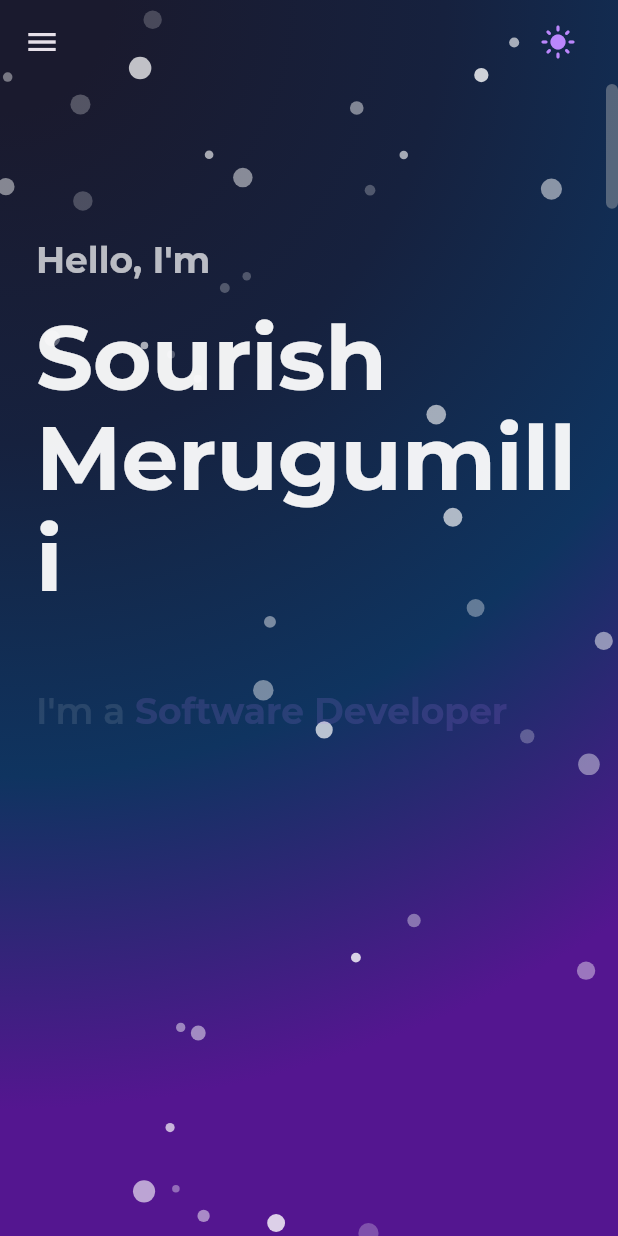
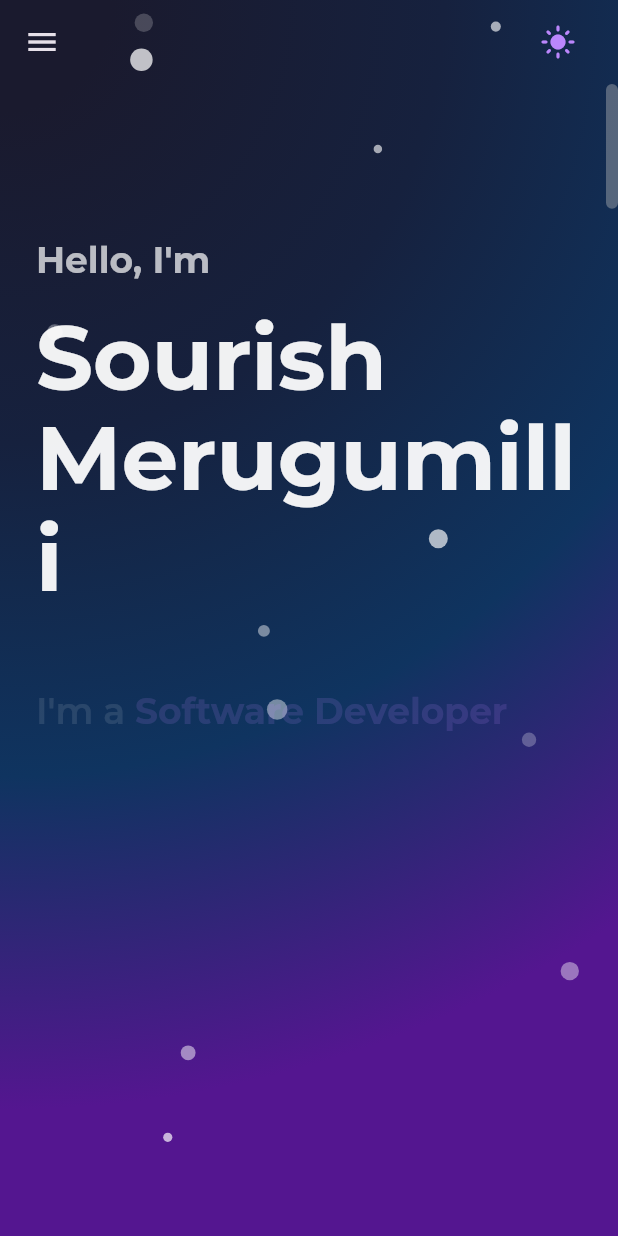
Before and after one commit to Sourish2003/online_portfolio, a Flutter app: the screen it shows after launch, after a tap on the "dark mode" icon, on a phone screen of 412 x 824 dp. Run offline on Flutter 3.47's test engine with Material 3 defaults, Android fonts, the phone set to English and light mode, and no system bars; drawn by our look-alikes of animated_text_kit; our stand-ins replace flutter_animate, flutter_staggered_animations, font_awesome_flutter, google_fonts, responsive_framework.

Commit message:
fix: perf, scroll & UI colour adaptability
• Performance
  - Optimized animations and particle effects
  - Added RepaintBoundary for better rendering
  - Reduced animation complexity on mobile

• Scrolling
  - Implemented smooth scrolling with ClampingScrollPhysics
  - Fixed navigation indicator tracking
  - Enhanced scroll momentum behavior

• UI Improvements
  - Made section headers theme-responsive
  - Fixed color contrast in light mode
  - Resolved late animation initialization bug

• Technical Details
  - Removed hardcoded white colors
  - Added proper theme inheritance
  - Optimized particle count and animation timing

```diff
--- a/lib/animations/animated_background.dart
+++ b/lib/animations/animated_background.dart
@@ -37,7 +37,6 @@ class _AnimatedBackgroundState extends State<AnimatedBackground>
       vsync: this,
       duration: const Duration(seconds: 3),
     )..repeat(reverse: true);
-
     _pulseAnimation = Tween<double>(begin: 1.0, end: 1.2).animate(
       CurvedAnimation(
         parent: _pulseController,
@@ -55,13 +54,17 @@ class _AnimatedBackgroundState extends State<AnimatedBackground>
   @override
   Widget build(BuildContext context) {
     final Size size = MediaQuery.of(context).size;
+    final isDesktop = MediaQuery.of(context).size.width > 900;
 
-    return MouseRegion(
-      onHover: (event) {
+    return RepaintBoundary(
+      child: MouseRegion(
+        onHover: isDesktop
+            ? (event) {
                 setState(() {
                   _mousePosition = event.position;
                 });
-      },
+              }
+            : null,
         child: Stack(
           children: [
             // Animated gradient background
@@ -87,15 +90,18 @@ class _AnimatedBackgroundState extends State<AnimatedBackground>
                 );
               },
             ),
-
             // Animated particles
             Positioned.fill(
-            child: AnimatedParticles(mousePosition: _mousePosition),
+              child: AnimatedParticles(
+                mousePosition: _mousePosition,
+                particleCount: isDesktop ? 24 : 12,
+                animationDuration: isDesktop ? const Duration(seconds: 12) : const Duration(seconds: 18),
               ),
-
+            ),
             // Content
             widget.child,
           ],
+        ),
       ),
     );
   }
@@ -103,10 +109,14 @@ class _AnimatedBackgroundState extends State<AnimatedBackground>
 
 class AnimatedParticles extends StatefulWidget {
   final Offset mousePosition;
+  final int particleCount;
+  final Duration animationDuration;
 
   const AnimatedParticles({
     super.key,
     required this.mousePosition,
+    this.particleCount = 24,
+    this.animationDuration = const Duration(seconds: 12),
   });
 
   @override
@@ -117,7 +127,6 @@ class _AnimatedParticlesState extends State<AnimatedParticles>
     with TickerProviderStateMixin {
   final List<Particle> _particles = [];
   late final AnimationController _animationController;
-  final int _particleCount = 40;
   final Random _random = Random();
 
   @override
@@ -125,11 +134,11 @@ class _AnimatedParticlesState extends State<AnimatedParticles>
     super.initState();
     _animationController = AnimationController(
       vsync: this,
-      duration: const Duration(seconds: 10),
+      duration: widget.animationDuration,
     )..repeat();
 
     // Initialize particles
-    for (int i = 0; i < _particleCount; i++) {
+    for (int i = 0; i < widget.particleCount; i++) {
       _particles.add(Particle(
         position: Offset(
           _random.nextDouble() * 1000,
@@ -137,7 +146,7 @@ class _AnimatedParticlesState extends State<AnimatedParticles>
         ),
         size: 2 + _random.nextDouble() * 6,
         opacity: 0.2 + _random.nextDouble() * 0.6,
-        speed: 0.2 + _random.nextDouble() * 0.8,
+        speed: 0.18 + _random.nextDouble() * 0.5,
         angle: _random.nextDouble() * math.pi * 2,
       ));
     }
@@ -152,8 +161,8 @@ class _AnimatedParticlesState extends State<AnimatedParticles>
   @override
   Widget build(BuildContext context) {
     final Size size = MediaQuery.of(context).size;
-
-    return AnimatedBuilder(
+    return RepaintBoundary(
+      child: AnimatedBuilder(
         animation: _animationController,
         builder: (context, child) {
           for (var particle in _particles) {
@@ -172,12 +181,12 @@ class _AnimatedParticlesState extends State<AnimatedParticles>
               particle.angle += (0.01 * (200 - distanceToMouse) / 200);
             }
           }
-
           return CustomPaint(
             painter: ParticlePainter(particles: _particles),
             size: Size.infinite,
           );
         },
+      ),
     );
   }
 }
--- a/lib/animations/animated_reveal.dart
+++ b/lib/animations/animated_reveal.dart
@@ -70,7 +70,8 @@ class _AnimatedRevealTextState extends State<AnimatedRevealText>
       return const SizedBox.shrink();
     }
 
-    return AnimatedBuilder(
+    return RepaintBoundary(
+      child: AnimatedBuilder(
         animation: _animation,
         builder: (context, child) {
           return ClipRect(
@@ -85,6 +86,7 @@ class _AnimatedRevealTextState extends State<AnimatedRevealText>
             ),
           );
         },
+      ),
     );
   }
 }
@@ -123,7 +125,8 @@ class _AnimatedRevealItemsState extends State<AnimatedRevealItems>
 
   @override
   Widget build(BuildContext context) {
-    return Column(
+    return RepaintBoundary(
+      child: Column(
         mainAxisAlignment: widget.mainAxisAlignment,
         crossAxisAlignment: widget.crossAxisAlignment,
         children: List.generate(
@@ -145,6 +148,7 @@ class _AnimatedRevealItemsState extends State<AnimatedRevealItems>
               ),
             );
           },
+        ),
       ),
     );
   }
--- a/lib/screens/home_screen.dart
+++ b/lib/screens/home_screen.dart
@@ -71,15 +71,30 @@ class _HomeScreenState extends State<HomeScreen> {
   }
 
   void _updateCurrentSectionFromScroll() {
-    // Update current section based on scroll position - optimized version
+    // Get the scrollable area height and current scroll position
+    final scrollBox = context.findRenderObject() as RenderBox?;
+    final scrollHeight = scrollBox?.size.height ?? 0;
+    final scrollOffset = _scrollController.offset;
+    final maxScrollExtent = _scrollController.position.maxScrollExtent;
+
+    // If at the very bottom, set to last section
+    if ((scrollOffset + 10) >= maxScrollExtent) {
+      if (_currentSection != _sectionKeys.length - 1) {
+        setState(() {
+          _currentSection = _sectionKeys.length - 1;
+        });
+      }
+      return;
+    }
+
+    // Otherwise, check which section is closest to the top
     for (int i = _sectionKeys.length - 1; i >= 0; i--) {
-      if (!_sectionKeys[i].currentContext.toString().contains('null')) {
-        final RenderBox box =
-        _sectionKeys[i].currentContext!.findRenderObject() as RenderBox;
+      final ctx = _sectionKeys[i].currentContext;
+      if (ctx != null) {
+        final RenderBox box = ctx.findRenderObject() as RenderBox;
         final position = box.localToGlobal(Offset.zero);
-
-        // We check if the section is close to the top of the screen
-        if (position.dy <= 100) {
+        // If the section is within 100px from the top, or if it's the last section and mostly visible
+        if (position.dy <= 100 || (i == _sectionKeys.length - 1 && position.dy < scrollHeight - 200)) {
           if (_currentSection != i) {
             setState(() {
               _currentSection = i;
@@ -204,7 +219,7 @@ class _HomeScreenState extends State<HomeScreen> {
             radius: const Radius.circular(4.0),
             child: SingleChildScrollView(
               controller: _scrollController,
-              physics: const AlwaysScrollableScrollPhysics(), // Ensure scrolling is always enabled
+              physics: const ClampingScrollPhysics(), // Smooth scrolling
               child: Column(
                 children: [
                   // Hero Section
--- a/lib/screens/sections/about_section.dart
+++ b/lib/screens/sections/about_section.dart
@@ -19,7 +19,7 @@ class AboutSection extends StatelessWidget {
     return Column(
       crossAxisAlignment: CrossAxisAlignment.start,
       children: [
-        const SectionDivider(title: 'About Me'),
+        SectionDivider(title: 'About Me', color: Theme.of(context).textTheme.headlineMedium?.color),
         const SizedBox(height: 40),
 
         // Bio and Skills in a Row/Column based on screen size
@@ -112,6 +112,7 @@ class AboutSection extends StatelessWidget {
             'My Skills',
             style: theme.textTheme.headlineMedium?.copyWith(
               fontWeight: FontWeight.bold,
+              color: theme.textTheme.headlineMedium?.color,
             ),
           ),
           const SizedBox(height: 24),
@@ -177,6 +178,7 @@ class AboutSection extends StatelessWidget {
           'Experience & Education',
           style: theme.textTheme.headlineMedium?.copyWith(
             fontWeight: FontWeight.bold,
+            color: theme.textTheme.headlineMedium?.color,
           ),
         ),
         const SizedBox(height: 24),
@@ -328,6 +330,7 @@ class AboutSection extends StatelessWidget {
           style: theme.textTheme.headlineMedium?.copyWith(
             fontSize: 22,
             fontWeight: FontWeight.bold,
+            color: theme.textTheme.headlineMedium?.color,
           ),
         ),
         const SizedBox(height: 24),
--- a/lib/screens/sections/contact_section.dart
+++ b/lib/screens/sections/contact_section.dart
@@ -81,13 +81,14 @@ class _ContactSectionState extends State<ContactSection> {
     return Column(
       crossAxisAlignment: CrossAxisAlignment.start,
       children: [
-        const SectionDivider(title: 'Contact Me'),
+        SectionDivider(title: 'Contact Me', color: Theme.of(context).textTheme.headlineMedium?.color),
         const SizedBox(height: 40),
 
         Text(
           'Get In Touch',
           style: theme.textTheme.headlineMedium?.copyWith(
             fontWeight: FontWeight.bold,
+            color: theme.textTheme.headlineMedium?.color,
           ),
         ),
         const SizedBox(height: 8),
@@ -291,6 +292,7 @@ class _ContactSectionState extends State<ContactSection> {
                 'Contact Information',
                 style: theme.textTheme.titleLarge?.copyWith(
                   fontWeight: FontWeight.bold,
+                  color: theme.textTheme.titleLarge?.color,
                 ),
               ),
               const SizedBox(height: 24),
@@ -326,6 +328,7 @@ class _ContactSectionState extends State<ContactSection> {
                 'Follow Me',
                 style: theme.textTheme.titleLarge?.copyWith(
                   fontWeight: FontWeight.bold,
+                  color: theme.textTheme.titleLarge?.color,
                 ),
               ),
               const SizedBox(height: 24),
--- a/lib/screens/sections/hero_section.dart
+++ b/lib/screens/sections/hero_section.dart
@@ -117,11 +117,14 @@ class HeroSection extends StatelessWidget {
                         'Hello, I\'m',
                         style: theme.textTheme.headlineMedium?.copyWith(
                           fontWeight: FontWeight.bold,
+                          color: theme.textTheme.headlineMedium?.color,
                         ),
                       ),
                       Text(
                         'Sourish Merugumilli',
-                        style: theme.textTheme.displayLarge,
+                        style: theme.textTheme.displayLarge?.copyWith(
+                          color: theme.textTheme.displayLarge?.color,
+                        ),
                       ),
                       const SizedBox(height: 16),
                       Row(
--- a/lib/screens/sections/projects_section.dart
+++ b/lib/screens/sections/projects_section.dart
@@ -20,13 +20,14 @@ class ProjectsSection extends StatelessWidget {
     return Column(
       crossAxisAlignment: CrossAxisAlignment.start,
       children: [
-        const SectionDivider(title: 'Projects'),
+        SectionDivider(title: 'Projects', color: Theme.of(context).textTheme.headlineMedium?.color),
         const SizedBox(height: 40),
 
         Text(
           'Some of my recent work',
           style: theme.textTheme.headlineMedium?.copyWith(
             fontWeight: FontWeight.bold,
+            color: theme.textTheme.headlineMedium?.color,
           ),
         ),
         const SizedBox(height: 8),
@@ -148,6 +149,7 @@ class FeaturedProject extends StatelessWidget {
           'Mobile E-Commerce App',
           style: theme.textTheme.headlineMedium?.copyWith(
             fontWeight: FontWeight.bold,
+            color: theme.textTheme.headlineMedium?.color,
           ),
         ),
         const SizedBox(height: 16),
--- a/lib/widgets/animated_container_card.dart
+++ b/lib/widgets/animated_container_card.dart
@@ -1,5 +1,4 @@
 import 'package:flutter/material.dart';
-import 'package:flutter_animate/flutter_animate.dart';
 import 'dart:ui';
 
 class AnimatedContainerCard extends StatefulWidget {
@@ -45,7 +44,8 @@ class _AnimatedContainerCardState extends State<AnimatedContainerCard> {
     final Color background = widget.backgroundColor ??
         theme.colorScheme.surface.withOpacity(0.2);
 
-    return MouseRegion(
+    return RepaintBoundary(
+      child: MouseRegion(
         onEnter: widget.enableHover ? (_) {
           setState(() {
             _isHovering = true;
@@ -59,17 +59,17 @@ class _AnimatedContainerCardState extends State<AnimatedContainerCard> {
         child: GestureDetector(
           onTap: widget.onTap,
           child: AnimatedContainer(
-          duration: 350.milliseconds,
+            duration: const Duration(milliseconds: 200),
             curve: Curves.easeOutQuint,
             margin: widget.margin,
             transform: Matrix4.identity()
-            ..translate(0.0, _isHovering ? -8.0 : 0.0, 0.0),
+              ..translate(0.0, _isHovering ? -6.0 : 0.0, 0.0),
             child: ClipRRect(
               borderRadius: BorderRadius.circular(widget.borderRadius),
               child: BackdropFilter(
                 filter: ImageFilter.blur(
-                sigmaX: widget.blur,
-                sigmaY: widget.blur,
+                  sigmaX: widget.blur > 8 ? 8 : widget.blur,
+                  sigmaY: widget.blur > 8 ? 8 : widget.blur,
                 ),
                 child: Container(
                   width: widget.width,
@@ -81,13 +81,22 @@ class _AnimatedContainerCardState extends State<AnimatedContainerCard> {
                       end: Alignment.bottomRight,
                       colors: [
                         background.withOpacity(0.1),
-                      background.withOpacity(0.2),
+                        background.withOpacity(0.18),
                       ],
                     ),
                     border: Border.all(
-                    width: 1.5,
-                    color: widget.borderColor.withOpacity(_isHovering ? 0.8 : 0.3),
+                      width: 1.2,
+                      color: widget.borderColor.withOpacity(_isHovering ? 0.7 : 0.25),
                     ),
+                    boxShadow: _isHovering
+                        ? [
+                            BoxShadow(
+                              color: theme.colorScheme.primary.withOpacity(0.08),
+                              blurRadius: 8,
+                              offset: const Offset(0, 2),
+                            ),
+                          ]
+                        : [],
                   ),
                   child: SingleChildScrollView(
                     child: Padding(
@@ -100,6 +109,7 @@ class _AnimatedContainerCardState extends State<AnimatedContainerCard> {
             ),
           ),
         ),
+      ),
     );
   }
 }
--- a/lib/widgets/section_divider.dart
+++ b/lib/widgets/section_divider.dart
@@ -4,7 +4,7 @@ import 'package:flutter_animate/flutter_animate.dart';
 class SectionDivider extends StatelessWidget {
   final String title;
   final double width;
-  final Color color;
+  final Color? color;
   final TextStyle? titleStyle;
   final bool isScrollable;
   final Duration animationDelay;
@@ -13,7 +13,7 @@ class SectionDivider extends StatelessWidget {
     super.key,
     required this.title,
     this.width = double.infinity,
-    this.color = Colors.white,
+    this.color,
     this.titleStyle,
     this.isScrollable = true,
     this.animationDelay = Duration.zero,
@@ -24,7 +24,7 @@ class SectionDivider extends StatelessWidget {
     final theme = Theme.of(context);
     final style = titleStyle ??
         theme.textTheme.headlineMedium?.copyWith(
-          color: color,
+          color: color ?? theme.textTheme.headlineMedium?.color,
           fontWeight: FontWeight.bold,
         );
 
@@ -36,8 +36,8 @@ class SectionDivider extends StatelessWidget {
             decoration: BoxDecoration(
               gradient: LinearGradient(
                 colors: [
-                  color.withValues(alpha: 0.1),
-                  color.withValues(alpha: 0.8),
+                  (color ?? theme.textTheme.headlineMedium?.color)?.withOpacity(0.1) ?? Colors.black,
+                  (color ?? theme.textTheme.headlineMedium?.color)?.withOpacity(0.8) ?? Colors.black,
                 ],
               ),
             ),
@@ -56,8 +56,8 @@ class SectionDivider extends StatelessWidget {
             decoration: BoxDecoration(
               gradient: LinearGradient(
                 colors: [
-                  color.withValues(alpha: 0.8),
-                  color.withValues(alpha: 0.1),
+                  (color ?? theme.textTheme.headlineMedium?.color)?.withOpacity(0.8) ?? Colors.black,
+                  (color ?? theme.textTheme.headlineMedium?.color)?.withOpacity(0.1) ?? Colors.black,
                 ],
               ),
             ),
```
Also changed, not shown: 1 other file. Lines whose indentation alone changed are shown as unchanged.
